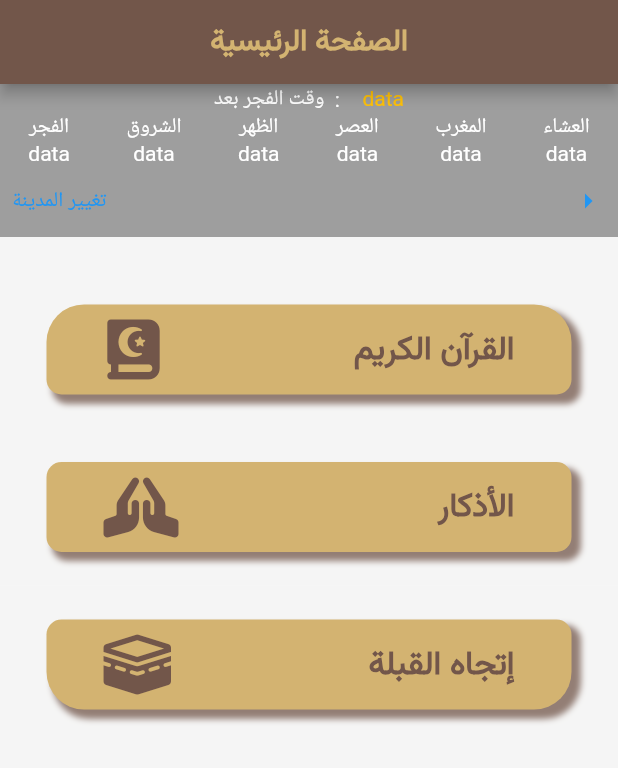
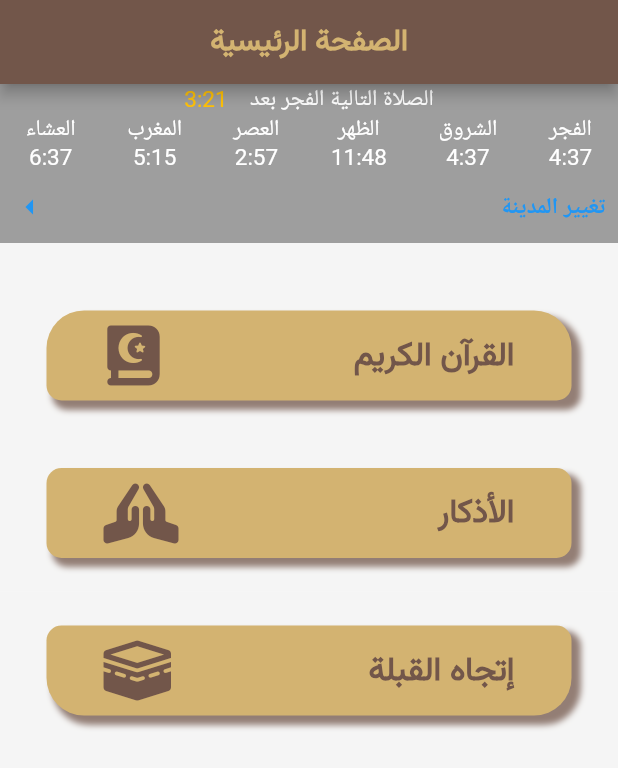
Before and after one commit to BashmailOmar/Alquran-Alshamel, a Flutter app: the screen it shows after launch, on a phone screen of 412 x 824 dp. Shown: the top 768 px of the screen. Run offline on Flutter 3.47's test engine with Material 2 defaults, Android fonts, the phone set to English and light mode, and no system bars; our stand-ins replace font_awesome_flutter, localization.

Commit message:
upload from home!

```diff
--- a/lib/components/custom_card.dart
+++ b/lib/components/custom_card.dart
@@ -32,18 +32,18 @@ class CustomButton extends StatelessWidget {
           child: Row(
             mainAxisAlignment: MainAxisAlignment.spaceBetween,
             children: [
+              Text(
+                cardText,
+                style: kCardText,
+                textAlign: TextAlign.end,
+              ),
+              const SizedBox(
+                width: 5,
+              ),
               Icon(
                 cardIcon,
                 color: const Color(primaryBrown),
                 size: 40,
-              ),
-              const SizedBox(
-                width: 5,
-              ),
-              Text(
-                cardText,
-                style: kCardText,
-                textAlign: TextAlign.end,
               ),
             ],
           ),
--- a/lib/components/pray_time.dart
+++ b/lib/components/pray_time.dart
@@ -1,4 +1,5 @@
 import 'package:flutter/material.dart';
+import 'package:localization/localization.dart';
 
 class PrayTime extends StatefulWidget {
   const PrayTime({
@@ -10,14 +11,6 @@ class PrayTime extends StatefulWidget {
 }
 
 class _PrayTimeState extends State<PrayTime> {
-  late final String prayName = "الفجر";
-  String fajr = "الفجر";
-  String sunrise = "الشروق";
-  String dhohr = "الظهر";
-  String asr = "العصر";
-  String maghreb = "المغرب";
-  String isha = "العشاء";
-
   @override
   Widget build(BuildContext context) {
     return Container(
@@ -28,12 +21,12 @@ class _PrayTimeState extends State<PrayTime> {
           Row(
             mainAxisAlignment: MainAxisAlignment.center,
             children: [
-              Text("وقت $prayName بعد  :"),
+              Text('next_prayer'.i18n(['fajr'.i18n()])),
               SizedBox(
                 width: 15,
               ),
               Text(
-                "data",
+                '3:21',
                 style: TextStyle(color: Colors.amber),
               )
             ],
@@ -43,38 +36,38 @@ class _PrayTimeState extends State<PrayTime> {
             children: [
               Column(
                 children: [
-                  Text(fajr),
-                  Text("data"),
+                  Text('fajr'.i18n()),
+                  Text("4:37"),
                 ],
               ),
               Column(
                 children: [
-                  Text(sunrise),
-                  Text("data"),
+                  Text('sunrise'.i18n()),
+                  Text("4:37"),
                 ],
               ),
               Column(
                 children: [
-                  Text(dhohr),
-                  Text("data"),
+                  Text('dhohr'.i18n()),
+                  Text("11:48"),
                 ],
               ),
               Column(
                 children: [
-                  Text(asr),
-                  Text("data"),
+                  Text('asr'.i18n()),
+                  Text("2:57"),
                 ],
               ),
               Column(
                 children: [
-                  Text(maghreb),
-                  Text("data"),
+                  Text('maghreb'.i18n()),
+                  Text("5:15"),
                 ],
               ),
               Column(
                 children: [
-                  Text(isha),
-                  Text("data"),
+                  Text('isha'.i18n()),
+                  Text("6:37"),
                 ],
               ),
             ],
@@ -83,7 +76,7 @@ class _PrayTimeState extends State<PrayTime> {
             onPressed: () {},
             child: Row(
               mainAxisAlignment: MainAxisAlignment.spaceBetween,
-              children: [Text("تغيير المدينة"), Icon(Icons.arrow_right)],
+              children: [Text('change_city'.i18n()), Icon(Icons.arrow_right)],
             ),
           )
         ],
--- a/lib/main.dart
+++ b/lib/main.dart
@@ -3,23 +3,45 @@ import 'package:alquran_alshamel/screens/home_screen.dart';
 import 'package:alquran_alshamel/screens/quran_screen.dart';
 import 'package:alquran_alshamel/screens/splash_screen.dart';
 import 'package:flutter/material.dart';
+import 'package:flutter_localizations/flutter_localizations.dart';
+import 'package:localization/localization.dart';
 
 void main() {
   runApp(
-    MaterialApp(
-      home: Directionality(
-        // add this
-        textDirection: TextDirection.rtl, // set this property
-        child: AlquranAlshamel(),
-      ),
-    ),
+    AlquranAlshamel(),
   );
 }
 
 class AlquranAlshamel extends StatelessWidget {
   @override
   Widget build(BuildContext context) {
+    LocalJsonLocalization.delegate.directories = ['lib/i18n'];
     return MaterialApp(
+      localizationsDelegates: [
+        // delegate from flutter_localization
+        GlobalMaterialLocalizations.delegate,
+        GlobalWidgetsLocalizations.delegate,
+        GlobalCupertinoLocalizations.delegate,
+        // delegate from localization package.
+        LocalJsonLocalization.delegate,
+      ],
+      supportedLocales: const [
+        Locale('ar', ''),
+        Locale('en', ''),
+      ],
+      localeResolutionCallback: (locale, supportedLocales) {
+        // if (supportedLocales.contains(locale)) {
+        //   return locale;
+        // }
+
+        // define pt_BR as default when de language code is 'pt'
+        // if (locale?.languageCode == 'ar') {
+        //   return Locale('ar', '');
+        // }
+
+        // default language
+        return const Locale('ar', '');
+      },
       theme: ThemeData.dark().copyWith(
         scaffoldBackgroundColor: const Color(somkeWhite),
       ),
--- a/lib/screens/home_screen.dart
+++ b/lib/screens/home_screen.dart
@@ -4,6 +4,7 @@ import 'package:alquran_alshamel/screens/quran_screen.dart';
 import 'package:flutter/material.dart';
 import 'package:font_awesome_flutter/font_awesome_flutter.dart';
 import 'package:alquran_alshamel/components/pray_time.dart';
+import 'package:localization/localization.dart';
 
 class HomeScreen extends StatefulWidget {
   static const String id = 'home_screen';
@@ -22,8 +23,8 @@ class _HomeScreenState extends State<HomeScreen> {
       child: Scaffold(
         appBar: AppBar(
           backgroundColor: const Color(primaryBrown),
-          title: const Center(
-            child: Text('الصفحة الرئيسية', style: kPageTitleText),
+          title: Center(
+            child: Text('home'.i18n(), style: kPageTitleText),
           ),
         ),
         body: Column(
@@ -38,7 +39,7 @@ class _HomeScreenState extends State<HomeScreen> {
                 children: [
                   CustomButton(
                       cardIcon: FontAwesomeIcons.bookQuran,
-                      cardText: "القرآن الكريم",
+                      cardText: 'quran'.i18n(),
                       topLeft: 25,
                       topRight: 25,
                       bottomLeft: 10,
@@ -49,7 +50,7 @@ class _HomeScreenState extends State<HomeScreen> {
                   ),
                   CustomButton(
                       cardIcon: FontAwesomeIcons.prayingHands,
-                      cardText: "الأذكار",
+                      cardText: 'athkar'.i18n(),
                       topLeft: 10,
                       topRight: 10,
                       bottomLeft: 10,
@@ -60,7 +61,7 @@ class _HomeScreenState extends State<HomeScreen> {
                   ),
                   CustomButton(
                       cardIcon: FontAwesomeIcons.kaaba,
-                      cardText: "إتجاه القبلة",
+                      cardText: 'qiblah_location'.i18n(),
                       topLeft: 10,
                       topRight: 10,
                       bottomLeft: 25,
--- a/pubspec.yaml
+++ b/pubspec.yaml
@@ -12,9 +12,10 @@ dependencies:
     sdk: flutter
   flutter_localizations:
     sdk: flutter
+  localization: ^2.1.0
   font_awesome_flutter: ^10.1.0
-
   cupertino_icons: ^1.0.2
+  http: ^0.13.5
 
 dev_dependencies:
   flutter_test:
@@ -31,6 +32,7 @@ flutter:
 
   assets:
     - images/
+    - lib/i18n/
 
   fonts:
     - family: Vazirmatn
```
Also changed, not shown: lib/i18n/ar.json (added, +16 -0 lines), lib/i18n/en.json (added, +16 -0 lines), lib/screens/splash_screen.dart (+5 -4 lines), lib/translate/ar.dart (deleted), lib/translate/en.dart (deleted), pubspec.lock.
